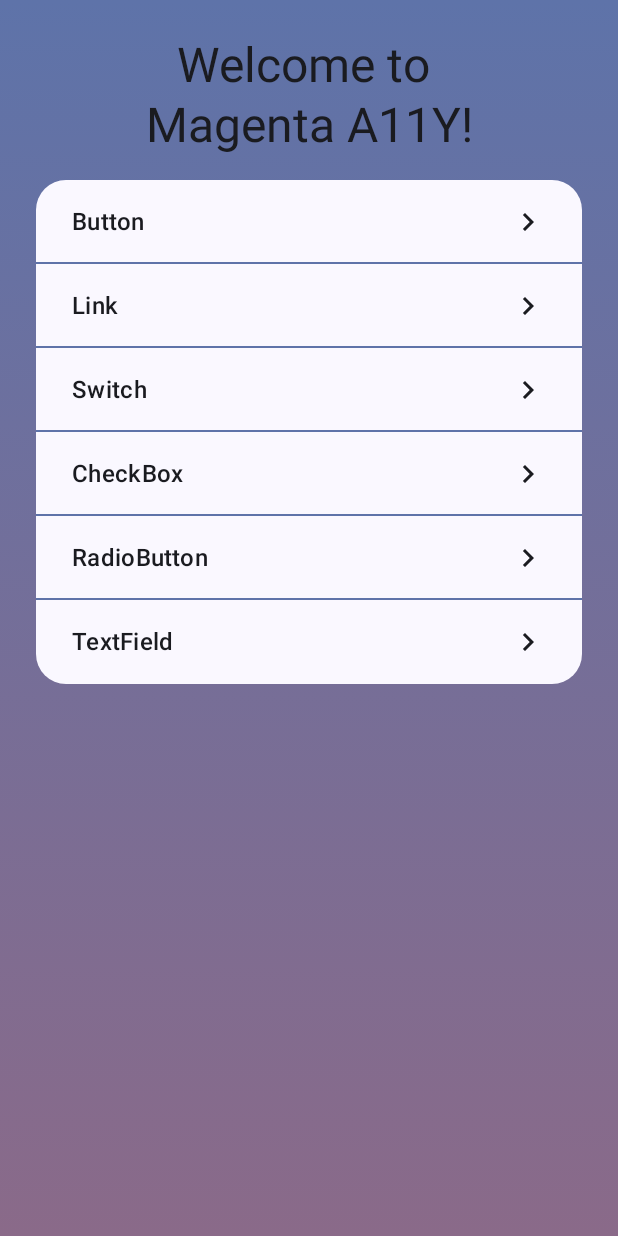
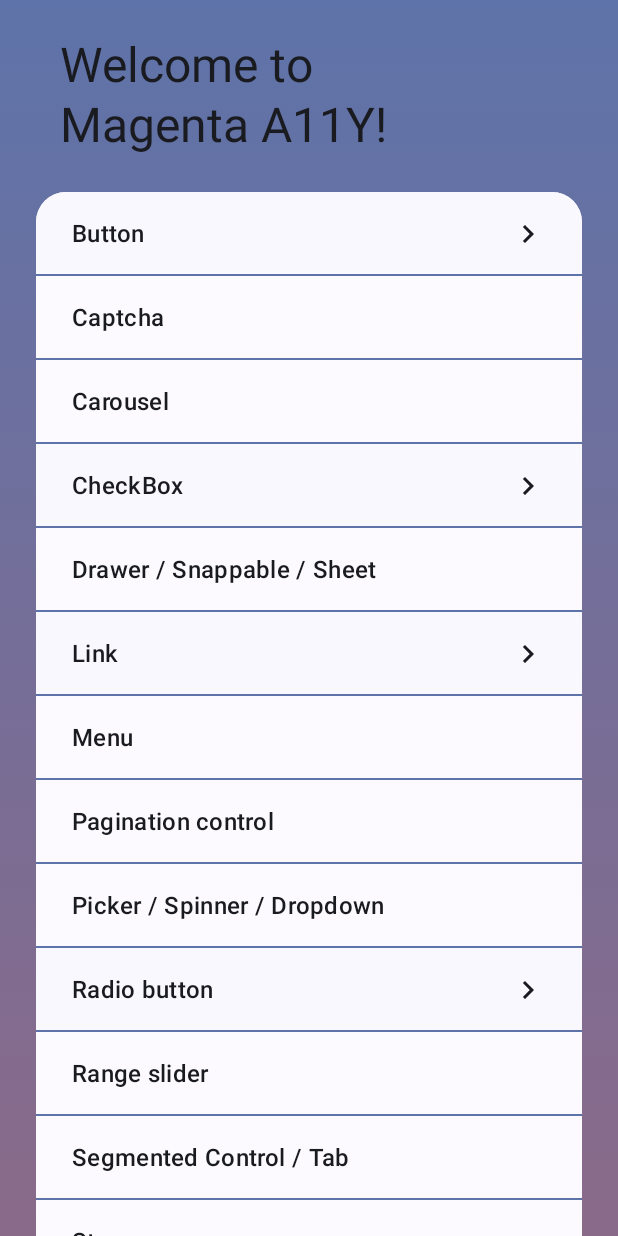
Before and after one commit to max-jin/maxmagentaa11y, an Android app built with Jetpack Compose: the screen it shows after launch (MainActivity), on a phone screen of 412 x 824 dp. Run offline under Robolectric (Android 15) with nearby library versions, the phone set to English and light mode, and no system bars.

Commit message:
Add all components on home screen

```diff
--- /dev/null
+++ b/app/src/main/java/com/maxjin/a11y/core/component/Component.kt
@@ -0,0 +1,47 @@
+/*
+ * 2023 - Developed by Max Jin
+ * Source code subject to change. Refer to NOTICE.txt in source tree for changes and attributions.
+ */
+
+package com.maxjin.a11y.core.component
+
+/**
+ * App UI component
+ */
+data class Component(
+    val name: String,
+    // Used for searching and displaying
+    val nameOptions: List<String>? = null,
+    val available: Boolean = true,
+    val type: ComponentType = ComponentType.CONTROL
+) {
+    companion object {
+        val allComponents: List<Component>
+            get() = listOf(
+                Component("Button"),
+                Component("Captcha", available = false),
+                Component("Carousel", available = false),
+                Component("CheckBox"),
+                Component("Drawer / Snappable / Sheet", listOf("Menu", "Bottom Sheet", "BottomSheet"), available = false),
+                Component("Link"),
+                Component("Menu", listOf("Drawer", "DropdownMenu", "DropdownTextBox", "DropdownMenuBox"), available = false),
+                Component("Pagination control", available = false),
+                Component("Picker / Spinner / Dropdown", available = false),
+                Component("Radio button", listOf("RadioButton")),
+                Component("Range slider", available = false),
+                Component("Segmented Control / Tab", available = false),
+                Component("Stepper", available = false),
+                Component("Table row button", listOf("LazyColumn"), available = false),
+                Component("Text input", listOf("TextField", "Text fields")),
+                Component("Toggle switch", listOf("Switch")),
+                Component("Alert Dialog", listOf("Alert"), available = true, type = ComponentType.NOTIFICATION),
+                Component("Modal", listOf("Bottom sheet"), available = false, type = ComponentType.NOTIFICATION),
+                Component("Toast snackbar banner", available = false, type = ComponentType.NOTIFICATION)
+            )
+    }
+}
+
+enum class ComponentType {
+    CONTROL,
+    NOTIFICATION
+}
--- a/app/src/main/java/com/maxjin/a11y/ui/AppScreen.kt
+++ b/app/src/main/java/com/maxjin/a11y/ui/AppScreen.kt
@@ -1,3 +1,8 @@
+/*
+ * 2023 - Developed by Max Jin
+ * Source code subject to change. Refer to NOTICE.txt in source tree for changes and attributions.
+ */
+
 package com.maxjin.a11y.ui
 
 import android.content.Context
@@ -6,14 +11,28 @@ import androidx.compose.material3.MaterialTheme
 import androidx.compose.material3.Surface
 import androidx.compose.runtime.Composable
 import androidx.compose.ui.Modifier
+import androidx.navigation.compose.rememberNavController
 import com.maxjin.a11y.ui.home.HomeScreen
 import com.maxjin.a11y.ui.theme.MagentaA11yTheme
 
+/**
+ * App Main Screen - Top Layer of Composable
+ *
+ * TODO
+ * 1. Top bar - foldable
+ * 2. SearchBar
+ * 3. Nav
+ * 4. Bottom Sheet
+ */
 @Composable
 fun AppScreen(
     context: Context,
     onFinish: () -> Unit
 ) {
+
+    // Navigation Controller
+    val navController = rememberNavController()
+
     MagentaA11yTheme {
         // A surface container using the 'background' color from the theme
         Surface(modifier = Modifier.fillMaxSize(), color = MaterialTheme.colorScheme.background) {
--- a/app/src/main/java/com/maxjin/a11y/ui/home/HomeScreen.kt
+++ b/app/src/main/java/com/maxjin/a11y/ui/home/HomeScreen.kt
@@ -1,3 +1,8 @@
+/*
+ * 2023 - Developed by Max Jin
+ * Source code subject to change. Refer to NOTICE.txt in source tree for changes and attributions.
+ */
+
 package com.maxjin.a11y.ui.home
 
 import androidx.compose.foundation.background
@@ -10,6 +15,8 @@ import androidx.compose.foundation.layout.fillMaxSize
 import androidx.compose.foundation.layout.fillMaxWidth
 import androidx.compose.foundation.layout.height
 import androidx.compose.foundation.layout.padding
+import androidx.compose.foundation.rememberScrollState
+import androidx.compose.foundation.verticalScroll
 import androidx.compose.material.icons.Icons
 import androidx.compose.material.icons.filled.KeyboardArrowRight
 import androidx.compose.material3.Icon
@@ -22,12 +29,14 @@ import androidx.compose.ui.draw.clip
 import androidx.compose.ui.semantics.Role
 import androidx.compose.ui.text.style.TextAlign
 import androidx.compose.ui.tooling.preview.Preview
+import com.maxjin.a11y.core.component.Component
 import com.maxjin.a11y.ui.theme.MagentaA11yTheme
+import com.maxjin.a11y.ui.util.RoundedCornerShapeLarge
 import com.maxjin.a11y.ui.util.composable.HorizontalDivider
-import com.maxjin.a11y.ui.util.RoundedCornerShapeLarge
 import com.maxjin.a11y.ui.util.dimenB0
 import com.maxjin.a11y.ui.util.dimenB4
 import com.maxjin.a11y.ui.util.dimenB5
+import com.maxjin.a11y.ui.util.dimenB7
 import com.maxjin.a11y.ui.util.verticalGradient
 
 // TODO ADD Compose Nav, Component screens - Button, Link, CheckBox, Toggle Switch,
@@ -37,24 +46,26 @@ fun HomeScreen(modifier: Modifier = Modifier) {
         modifier = modifier
             .fillMaxSize()
             .verticalGradient()
+            .verticalScroll(rememberScrollState())
     ) {
         Spacer(modifier = Modifier.height(dimenB5))
         Text(
             text = "Welcome to \nMagenta A11Y!",
-            modifier = Modifier.fillMaxWidth(),
-            textAlign = TextAlign.Center,
+            modifier = Modifier
+                .fillMaxWidth()
+                .padding(start = dimenB7),
+            textAlign = TextAlign.Start,
             color = MaterialTheme.colorScheme.onBackground,
             style = MaterialTheme.typography.headlineLarge
         )
-        Spacer(modifier = Modifier.height(dimenB4))
-        HomeCard(
-            listOf("Button", "Link", "Switch", "CheckBox", "RadioButton", "TextField")
-        )
+        Spacer(modifier = Modifier.height(dimenB5))
+        HomeCard(Component.allComponents)
+        Spacer(modifier = Modifier.height(dimenB5))
     }
 }
 
 @Composable
-fun HomeCard(buttonList: List<String>) {
+fun HomeCard(buttonList: List<Component>) {
     Column(
         modifier = Modifier
             .fillMaxWidth()
@@ -62,12 +73,16 @@ fun HomeCard(buttonList: List<String>) {
             .clip(shape = RoundedCornerShapeLarge)
             .background(color = MaterialTheme.colorScheme.background)
     ) {
-        buttonList.forEachIndexed { index, s ->
+        buttonList.forEachIndexed { index, component ->
             Box(
                 modifier = Modifier
                     .fillMaxWidth()
                     .height(IntrinsicSize.Min)
-                    .clickable(onClick = {}, role = Role.Button)
+                    .clickable(onClick = {}, role = Role.Button, enabled = component.available)
+                    .background(
+                        color = if (component.available) MaterialTheme.colorScheme.background else
+                            MaterialTheme.colorScheme.inverseOnSurface
+                    )
             ) {
                 Column(
                     modifier = Modifier
@@ -75,17 +90,19 @@ fun HomeCard(buttonList: List<String>) {
                         .align(Alignment.CenterStart)
                 ) {
                     Text(
-                        text = s,
+                        text = component.name,
                         textAlign = TextAlign.Start,
                         style = MaterialTheme.typography.titleMedium,
                     )
                 }
+                if (component.available) {
                     Icon(
                         modifier = Modifier
                             .align(Alignment.CenterEnd)
                             .padding(end = dimenB5),
                         imageVector = Icons.Filled.KeyboardArrowRight, contentDescription = null, tint = MaterialTheme.colorScheme.onBackground
                     )
+                }
                 if (index < buttonList.lastIndex) {
                     HorizontalDivider(
                         modifier = Modifier
@@ -100,7 +117,7 @@ fun HomeCard(buttonList: List<String>) {
 
 @Preview(showBackground = true, showSystemUi = false)
 @Composable
-fun GreetingPreview() {
+fun HomeScreenPreview() {
     MagentaA11yTheme {
         HomeScreen()
     }
```
Lines whose indentation alone changed are shown as unchanged.
